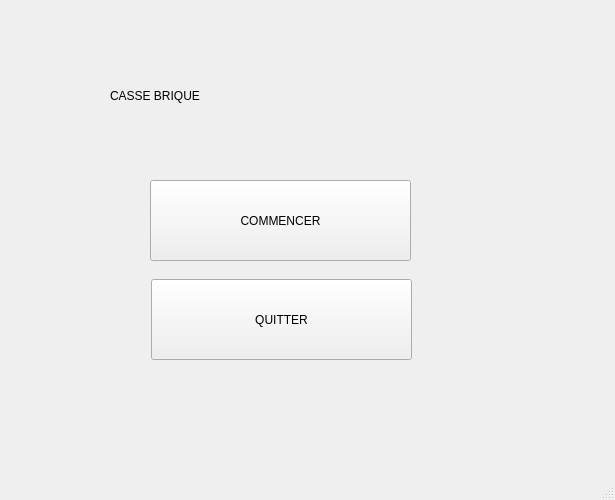
Before: the Qt Designer form Arkanoid/mainwindow.ui in Milieuuh/Arkanoid, drawn with Qt 5.
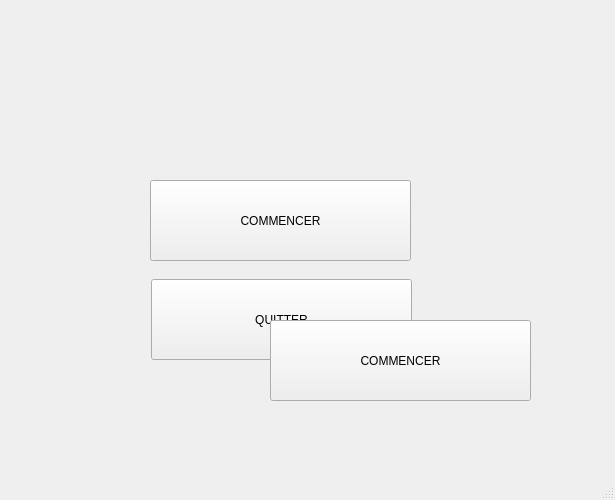
After: the same form once the commit is applied.

```diff
--- a/Arkanoid/mainwindow.ui
+++ b/Arkanoid/mainwindow.ui
@@ -88,20 +88,23 @@
      <bool>false</bool>
     </property>
    </widget>
-   <widget class="QLabel" name="label">
+   <widget class="QPushButton" name="btn_commencer_2">
     <property name="geometry">
      <rect>
-      <x>110</x>
-      <y>40</y>
-      <width>371</width>
-      <height>111</height>
+      <x>270</x>
+      <y>320</y>
+      <width>261</width>
+      <height>81</height>
      </rect>
     </property>
-    <property name="styleSheet">
-     <string notr="true">font: 75 36pt &quot;Calibri&quot;;</string>
+    <property name="maximumSize">
+     <size>
+      <width>16777215</width>
+      <height>16777215</height>
+     </size>
     </property>
     <property name="text">
-     <string>CASSE BRIQUE</string>
+     <string>COMMENCER</string>
     </property>
    </widget>
   </widget>
```
